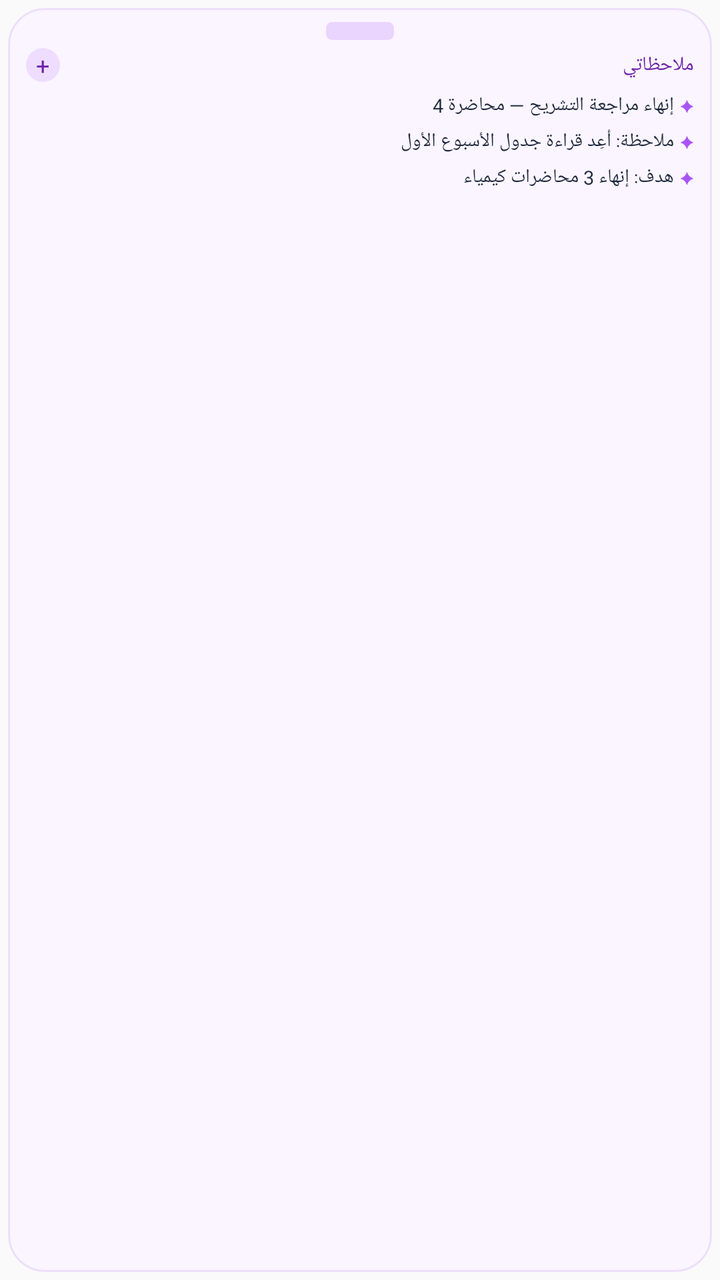
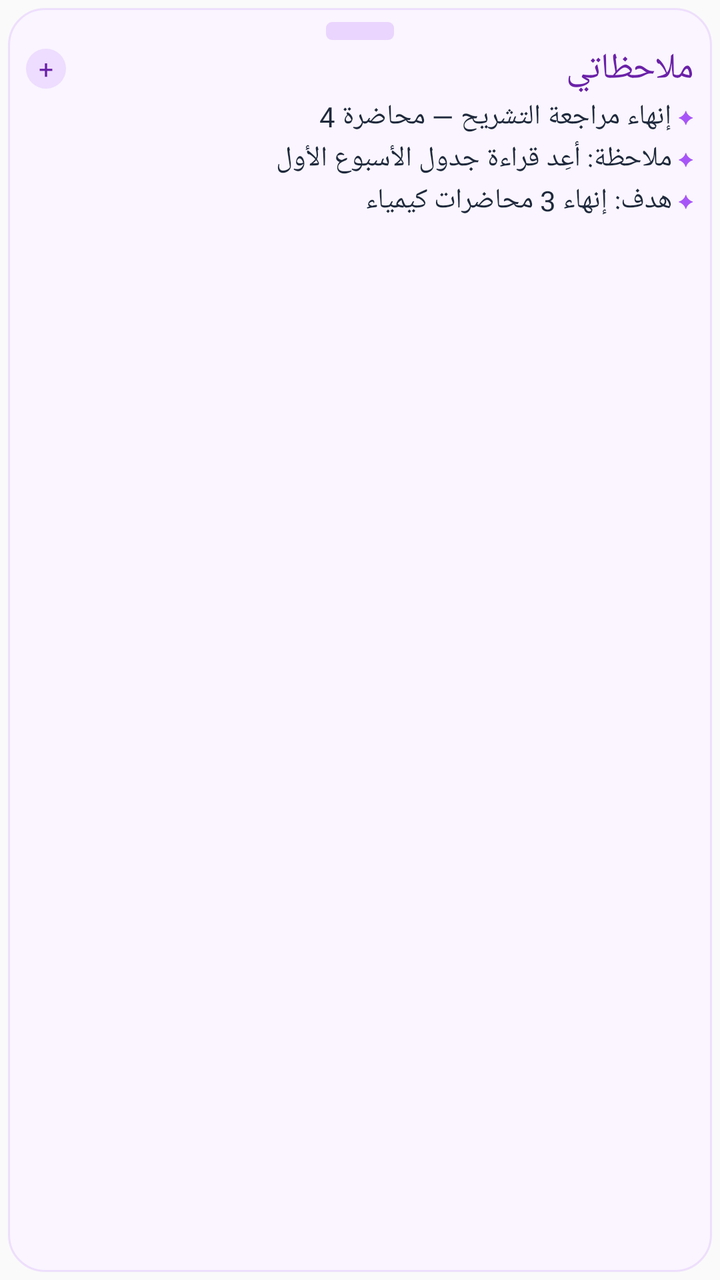

Before-and-after screenshots of an Android layout around one commit, followed by the original layout XML and the change that was made.
<!-- AndroidManifest.xml: application theme AppTheme -->
<!-- res/layout/widget_notes_only_preview.xml -->
<?xml version="1.0" encoding="utf-8"?>
<LinearLayout xmlns:android="http://schemas.android.com/apk/res/android"
    android:layout_width="match_parent"
    android:layout_height="match_parent"
    android:layoutDirection="rtl"
    android:orientation="horizontal"
    android:padding="4dp">
    <LinearLayout
        android:layout_width="0dp"
        android:layout_height="match_parent"
        android:layout_weight="1"
        android:background="@drawable/widget_bg_sticky_note"
        android:orientation="vertical"
        android:paddingStart="9dp"
        android:paddingTop="20dp"
        android:paddingEnd="9dp"
        android:paddingBottom="8dp">
        <LinearLayout
            android:layout_width="match_parent"
            android:layout_height="wrap_content"
            android:gravity="center_vertical"
            android:orientation="horizontal">
            <TextView
        android:layout_width="0dp"
        android:layout_height="wrap_content" android:layout_weight="1"
        android:fontFamily="@font/tajawal_bold"
        android:text="ملاحظاتي"
        android:textColor="#FF6B21A8"
        android:textSize="10sp" />
            <TextView
                android:layout_width="17dp"
                android:layout_height="17dp"
                android:background="@drawable/widget_round_violet"
                android:fontFamily="@font/tajawal_bold"
                android:gravity="center"
                android:text="@string/widget_preview_plus"
                android:textColor="#FF6B21A8"
                android:textSize="12sp" />
        </LinearLayout>
        <LinearLayout
        android:layout_width="match_parent"
        android:layout_height="wrap_content"
        android:layout_marginTop="5dp"
        android:gravity="center_vertical"
        android:orientation="horizontal">
        <TextView
            android:layout_width="wrap_content"
            android:layout_height="wrap_content"
            android:fontFamily="@font/tajawal_bold"
            android:text="✦"
            android:textColor="#FFA855F7"
            android:textSize="8sp" />
        <TextView
            android:layout_width="0dp"
            android:layout_height="wrap_content"
            android:layout_marginStart="3dp"
            android:layout_weight="1"
            android:fontFamily="@font/tajawal_regular"
            android:text="@string/widget_preview_note_1"
            android:textColor="#FF1E293B"
            android:textSize="9.5sp" />
    </LinearLayout><LinearLayout
        android:layout_width="match_parent"
        android:layout_height="wrap_content"
        android:layout_marginTop="5dp"
        android:gravity="center_vertical"
        android:orientation="horizontal">
        <TextView
            android:layout_width="wrap_content"
            android:layout_height="wrap_content"
            android:fontFamily="@font/tajawal_bold"
            android:text="✦"
            android:textColor="#FFA855F7"
            android:textSize="8sp" />
        <TextView
            android:layout_width="0dp"
            android:layout_height="wrap_content"
            android:layout_marginStart="3dp"
            android:layout_weight="1"
            android:fontFamily="@font/tajawal_regular"
            android:text="@string/widget_preview_note_2"
            android:textColor="#FF1E293B"
            android:textSize="9.5sp" />
    </LinearLayout><LinearLayout
        android:layout_width="match_parent"
        android:layout_height="wrap_content"
        android:layout_marginTop="5dp"
        android:gravity="center_vertical"
        android:orientation="horizontal">
        <TextView
            android:layout_width="wrap_content"
            android:layout_height="wrap_content"
            android:fontFamily="@font/tajawal_bold"
            android:text="✦"
            android:textColor="#FFA855F7"
            android:textSize="8sp" />
        <TextView
            android:layout_width="0dp"
            android:layout_height="wrap_content"
            android:layout_marginStart="3dp"
            android:layout_weight="1"
            android:fontFamily="@font/tajawal_regular"
            android:text="@string/widget_preview_note_3"
            android:textColor="#FF1E293B"
            android:textSize="9.5sp" />
    </LinearLayout>
    </LinearLayout>
</LinearLayout>
<!-- resources referenced by this layout -->
<resources>
  <!-- drawable widget_bg_sticky_note (drawable) -->
  <?xml version="1.0" encoding="utf-8"?>
  <layer-list xmlns:android="http://schemas.android.com/apk/res/android">
      <item>
          <shape android:shape="rectangle">
              <solid android:color="#FFFAF5FF" />
              <corners android:radius="18dp" />
              <stroke
                  android:width="1dp"
                  android:color="#26A855F7" />
          </shape>
      </item>
      <item
          android:width="34dp"
          android:height="9dp"
          android:gravity="top|center_horizontal"
          android:top="7dp">
          <shape android:shape="rectangle">
              <solid android:color="#33A855F7" />
              <corners android:radius="3dp" />
          </shape>
      </item>
  </layer-list>
  <!-- drawable widget_round_violet (drawable) -->
  <?xml version="1.0" encoding="utf-8"?>
  <shape xmlns:android="http://schemas.android.com/apk/res/android" android:shape="oval">
      <solid android:color="#26A855F7" />
  </shape>
  <string name="widget_preview_note_1">إنهاء مراجعة التشريح — محاضرة 4</string>
  <string name="widget_preview_note_2">ملاحظة: أعِد قراءة جدول الأسبوع الأول</string>
  <string name="widget_preview_note_3">هدف: إنهاء 3 محاضرات كيمياء</string>
  <string name="widget_preview_plus">+</string>
  <style name="AppTheme" parent="Theme.AppCompat.Light.DarkActionBar">
          
          <item name="colorPrimary">@color/colorPrimary</item>
          <item name="colorPrimaryDark">@color/colorPrimaryDark</item>
          <item name="colorAccent">@color/colorAccent</item>
      </style>
</resources>

<!-- the commit's change to res/layout/widget_notes_only_preview.xml (unified diff, before → after) -->
@@ -12,9 +12,9 @@
         android:background="@drawable/widget_bg_sticky_note"
         android:orientation="vertical"
         android:paddingStart="9dp"
-        android:paddingTop="20dp"
+        android:paddingTop="18dp"
         android:paddingEnd="9dp"
-        android:paddingBottom="8dp">
+        android:paddingBottom="4dp">
         <LinearLayout
             android:layout_width="match_parent"
             android:layout_height="wrap_content"
@@ -26,21 +26,21 @@
         android:fontFamily="@font/tajawal_bold"
         android:text="ملاحظاتي"
         android:textColor="#FF6B21A8"
-        android:textSize="10sp" />
+        android:textSize="18sp" />
             <TextView
-                android:layout_width="17dp"
-                android:layout_height="17dp"
+                android:layout_width="20dp"
+                android:layout_height="20dp"
                 android:background="@drawable/widget_round_violet"
                 android:fontFamily="@font/tajawal_bold"
                 android:gravity="center"
                 android:text="@string/widget_preview_plus"
                 android:textColor="#FF6B21A8"
-                android:textSize="12sp" />
+                android:textSize="13sp" />
         </LinearLayout>
         <LinearLayout
         android:layout_width="match_parent"
         android:layout_height="wrap_content"
-        android:layout_marginTop="5dp"
+        android:layout_marginTop="2dp"
         android:gravity="center_vertical"
         android:orientation="horizontal">
         <TextView
@@ -49,7 +49,7 @@
             android:fontFamily="@font/tajawal_bold"
             android:text="✦"
             android:textColor="#FFA855F7"
-            android:textSize="8sp" />
+            android:textSize="9sp" />
         <TextView
             android:layout_width="0dp"
             android:layout_height="wrap_content"
@@ -58,11 +58,11 @@
             android:fontFamily="@font/tajawal_regular"
             android:text="@string/widget_preview_note_1"
             android:textColor="#FF1E293B"
-            android:textSize="9.5sp" />
+            android:textSize="14sp" />
     </LinearLayout><LinearLayout
         android:layout_width="match_parent"
         android:layout_height="wrap_content"
-        android:layout_marginTop="5dp"
+        android:layout_marginTop="2dp"
         android:gravity="center_vertical"
         android:orientation="horizontal">
         <TextView
@@ -71,7 +71,7 @@
             android:fontFamily="@font/tajawal_bold"
             android:text="✦"
             android:textColor="#FFA855F7"
-            android:textSize="8sp" />
+            android:textSize="9sp" />
         <TextView
             android:layout_width="0dp"
             android:layout_height="wrap_content"
@@ -80,11 +80,11 @@
             android:fontFamily="@font/tajawal_regular"
             android:text="@string/widget_preview_note_2"
             android:textColor="#FF1E293B"
-            android:textSize="9.5sp" />
+            android:textSize="14sp" />
     </LinearLayout><LinearLayout
         android:layout_width="match_parent"
         android:layout_height="wrap_content"
-        android:layout_marginTop="5dp"
+        android:layout_marginTop="2dp"
         android:gravity="center_vertical"
         android:orientation="horizontal">
         <TextView
@@ -93,7 +93,7 @@
             android:fontFamily="@font/tajawal_bold"
             android:text="✦"
             android:textColor="#FFA855F7"
-            android:textSize="8sp" />
+            android:textSize="9sp" />
         <TextView
             android:layout_width="0dp"
             android:layout_height="wrap_content"
@@ -102,7 +102,7 @@
             android:fontFamily="@font/tajawal_regular"
             android:text="@string/widget_preview_note_3"
             android:textColor="#FF1E293B"
-            android:textSize="9.5sp" />
+            android:textSize="14sp" />
     </LinearLayout>
     </LinearLayout>
 </LinearLayout>
